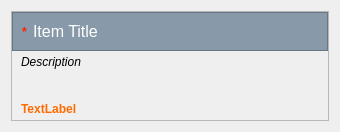
Old version of the form resources/form_item.ui in the repository lesca-research/piccel.
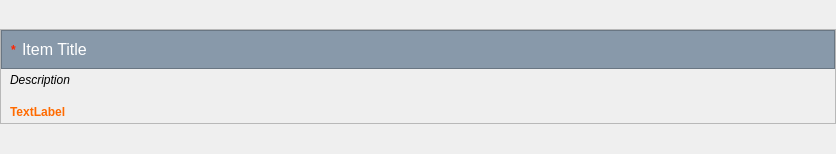
New version of the form.

Commit message: Fix init of df in DataSheet to use all fields of form master with proper dtypes. Fix form UI layout!

```diff
--- a/resources/form_item.ui
+++ b/resources/form_item.ui
@@ -6,12 +6,12 @@
    <rect>
     <x>0</x>
     <y>0</y>
-    <width>340</width>
-    <height>132</height>
+    <width>836</width>
+    <height>154</height>
    </rect>
   </property>
   <property name="sizePolicy">
-   <sizepolicy hsizetype="Preferred" vsizetype="Minimum">
+   <sizepolicy hsizetype="Preferred" vsizetype="Ignored">
     <horstretch>0</horstretch>
     <verstretch>0</verstretch>
    </sizepolicy>
@@ -20,10 +20,28 @@
    <string>Form</string>
   </property>
   <layout class="QVBoxLayout" name="verticalLayout">
+   <property name="spacing">
+    <number>0</number>
+   </property>
+   <property name="sizeConstraint">
+    <enum>QLayout::SetDefaultConstraint</enum>
+   </property>
+   <property name="leftMargin">
+    <number>0</number>
+   </property>
+   <property name="topMargin">
+    <number>4</number>
+   </property>
+   <property name="rightMargin">
+    <number>0</number>
+   </property>
+   <property name="bottomMargin">
+    <number>4</number>
+   </property>
    <item>
     <widget class="QFrame" name="frame_2">
      <property name="sizePolicy">
-      <sizepolicy hsizetype="Preferred" vsizetype="Minimum">
+      <sizepolicy hsizetype="Preferred" vsizetype="Fixed">
        <horstretch>0</horstretch>
        <verstretch>0</verstretch>
       </sizepolicy>
@@ -38,6 +56,9 @@
       <property name="spacing">
        <number>0</number>
       </property>
+      <property name="sizeConstraint">
+       <enum>QLayout::SetDefaultConstraint</enum>
+      </property>
       <property name="leftMargin">
        <number>0</number>
       </property>
@@ -53,7 +74,7 @@
       <item>
        <widget class="QFrame" name="frame_title">
         <property name="sizePolicy">
-         <sizepolicy hsizetype="Preferred" vsizetype="Fixed">
+         <sizepolicy hsizetype="Preferred" vsizetype="Minimum">
           <horstretch>0</horstretch>
           <verstretch>0</verstretch>
          </sizepolicy>
@@ -121,7 +142,7 @@
       <item>
        <widget class="QFrame" name="frame">
         <property name="sizePolicy">
-         <sizepolicy hsizetype="Preferred" vsizetype="Minimum">
+         <sizepolicy hsizetype="Preferred" vsizetype="MinimumExpanding">
           <horstretch>0</horstretch>
           <verstretch>0</verstretch>
          </sizepolicy>
@@ -133,6 +154,12 @@
          <enum>QFrame::Raised</enum>
         </property>
         <layout class="QVBoxLayout" name="verticalLayout_3">
+         <property name="spacing">
+          <number>9</number>
+         </property>
+         <property name="sizeConstraint">
+          <enum>QLayout::SetDefaultConstraint</enum>
+         </property>
          <property name="leftMargin">
           <number>9</number>
          </property>
@@ -145,7 +172,7 @@
          <item>
           <widget class="QLabel" name="description">
            <property name="sizePolicy">
-            <sizepolicy hsizetype="Preferred" vsizetype="Minimum">
+            <sizepolicy hsizetype="Preferred" vsizetype="Preferred">
              <horstretch>0</horstretch>
              <verstretch>0</verstretch>
             </sizepolicy>
@@ -155,6 +182,9 @@
              <italic>true</italic>
             </font>
            </property>
+           <property name="frameShape">
+            <enum>QFrame::NoFrame</enum>
+           </property>
            <property name="text">
             <string>Description</string>
            </property>
@@ -205,7 +235,7 @@
          <item>
           <widget class="QLabel" name="label_invalid_message">
            <property name="sizePolicy">
-            <sizepolicy hsizetype="Preferred" vsizetype="Minimum">
+            <sizepolicy hsizetype="Preferred" vsizetype="Preferred">
              <horstretch>0</horstretch>
              <verstretch>0</verstretch>
             </sizepolicy>
@@ -219,6 +249,9 @@
            <property name="styleSheet">
             <string notr="true">color: rgb(255, 106, 0);</string>
            </property>
+           <property name="frameShape">
+            <enum>QFrame::NoFrame</enum>
+           </property>
            <property name="text">
             <string>TextLabel</string>
            </property>
```
Left out of the diff: 5 changed lines with no effect on the pictures. The commit also changes 5 other files.
